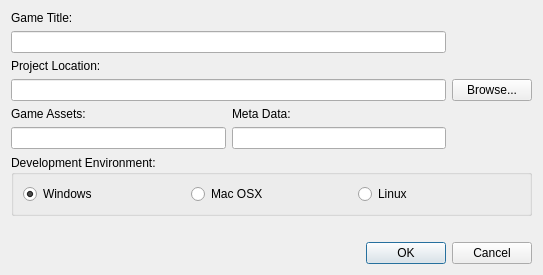
First picture: the form in DesignerTool/src/DlgNewProject.ui, repository GameOverture/HarmonyEngine, before the edit.
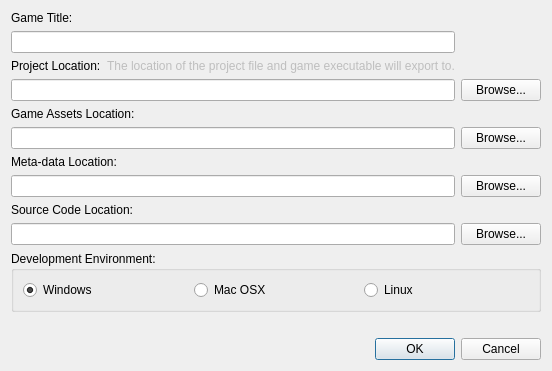
Second picture: the form after the edit.

Commit message: Gui Tool now requires that the Harmony Engine project location is specified apart of first time initialization

```diff
--- a/DesignerTool/src/DlgNewProject.ui
+++ b/DesignerTool/src/DlgNewProject.ui
@@ -7,7 +7,7 @@
     <x>0</x>
     <y>0</y>
     <width>543</width>
-    <height>260</height>
+    <height>357</height>
    </rect>
   </property>
   <property name="windowTitle">
@@ -22,37 +22,31 @@
   <layout class="QHBoxLayout" name="horizontalLayout_2">
    <item>
     <layout class="QGridLayout" name="gridLayout">
-     <item row="3" column="0">
-      <widget class="QLineEdit" name="txtGameLocation">
+     <item row="4" column="0">
+      <widget class="QLabel" name="label">
        <property name="text">
-        <string/>
+        <string>Game Assets Location:</string>
        </property>
       </widget>
      </item>
-     <item row="7" column="0" colspan="2">
-      <widget class="QDialogButtonBox" name="buttonBox">
-       <property name="orientation">
-        <enum>Qt::Horizontal</enum>
+     <item row="0" column="0">
+      <widget class="QLabel" name="lblGameTitle">
+       <property name="text">
+        <string>Game Title:</string>
        </property>
-       <property name="standardButtons">
-        <set>QDialogButtonBox::Cancel|QDialogButtonBox::Ok</set>
-       </property>
       </widget>
      </item>
-     <item row="6" column="0" colspan="2">
-      <widget class="QLabel" name="lblError">
+     <item row="1" column="0">
+      <widget class="QLineEdit" name="txtGameTitle"/>
+     </item>
+     <item row="3" column="1">
+      <widget class="QPushButton" name="btnBrowse">
        <property name="text">
-        <string/>
+        <string>Browse...</string>
        </property>
-       <property name="textFormat">
-        <enum>Qt::AutoText</enum>
-       </property>
-       <property name="alignment">
-        <set>Qt::AlignRight|Qt::AlignTrailing|Qt::AlignVCenter</set>
-       </property>
       </widget>
      </item>
-     <item row="5" column="0" colspan="2">
+     <item row="10" column="0" colspan="2">
       <widget class="QGroupBox" name="groupBox">
        <property name="title">
         <string>Development Environment:</string>
@@ -89,52 +83,99 @@
        </layout>
       </widget>
      </item>
-     <item row="3" column="1">
-      <widget class="QPushButton" name="btnBrowse">
+     <item row="11" column="0" colspan="2">
+      <widget class="QLabel" name="lblError">
+       <property name="text">
+        <string/>
+       </property>
+       <property name="textFormat">
+        <enum>Qt::AutoText</enum>
+       </property>
+       <property name="alignment">
+        <set>Qt::AlignRight|Qt::AlignTrailing|Qt::AlignVCenter</set>
+       </property>
+      </widget>
+     </item>
+     <item row="12" column="0" colspan="2">
+      <widget class="QDialogButtonBox" name="buttonBox">
+       <property name="orientation">
+        <enum>Qt::Horizontal</enum>
+       </property>
+       <property name="standardButtons">
+        <set>QDialogButtonBox::Cancel|QDialogButtonBox::Ok</set>
+       </property>
+      </widget>
+     </item>
+     <item row="3" column="0">
+      <widget class="QLineEdit" name="txtGameLocation">
+       <property name="text">
+        <string/>
+       </property>
+      </widget>
+     </item>
+     <item row="8" column="0">
+      <widget class="QLabel" name="label_3">
+       <property name="text">
+        <string>Source Code Location:</string>
+       </property>
+      </widget>
+     </item>
+     <item row="5" column="0">
+      <widget class="QLineEdit" name="lineEdit"/>
+     </item>
+     <item row="5" column="1">
+      <widget class="QPushButton" name="btnBrowse_2">
+       <property name="text">
+        <string>Browse...</string>
+       </property>
+      </widget>
+     </item>
+     <item row="6" column="0">
+      <widget class="QLabel" name="label_2">
+       <property name="text">
+        <string>Meta-data Location:</string>
+       </property>
+      </widget>
+     </item>
+     <item row="7" column="0">
+      <widget class="QLineEdit" name="lineEdit_2"/>
+     </item>
+     <item row="7" column="1">
+      <widget class="QPushButton" name="btnBrowse_3">
+       <property name="text">
+        <string>Browse...</string>
+       </property>
+      </widget>
+     </item>
+     <item row="9" column="0">
+      <widget class="QLineEdit" name="lineEdit_3"/>
+     </item>
+     <item row="9" column="1">
+      <widget class="QPushButton" name="btnBrowse_4">
        <property name="text">
         <string>Browse...</string>
        </property>
       </widget>
      </item>
      <item row="2" column="0">
-      <widget class="QLabel" name="lblWorkspaceLocation">
-       <property name="text">
-        <string>Project Location:</string>
-       </property>
-      </widget>
-     </item>
-     <item row="1" column="0">
-      <widget class="QLineEdit" name="txtGameTitle"/>
-     </item>
-     <item row="0" column="0">
-      <widget class="QLabel" name="lblGameTitle">
-       <property name="text">
-        <string>Game Title:</string>
-       </property>
-      </widget>
-     </item>
-     <item row="4" column="0">
-      <layout class="QGridLayout" name="gridLayout_2">
-       <item row="1" column="0">
-        <widget class="QLineEdit" name="lineEdit"/>
-       </item>
-       <item row="0" column="0">
-        <widget class="QLabel" name="label">
+      <layout class="QHBoxLayout" name="horizontalLayout_3">
+       <item>
+        <widget class="QLabel" name="lblWorkspaceLocation">
          <property name="text">
-          <string>Game Assets:</string>
+          <string>Project Location:</string>
          </property>
         </widget>
        </item>
-       <item row="0" column="1">
-        <widget class="QLabel" name="label_2">
+       <item>
+        <widget class="QLabel" name="label_4">
+         <property name="enabled">
+          <bool>false</bool>
+         </property>
          <property name="text">
-          <string>Meta Data:</string>
+          <string>The location of the project file and game executable will export to.</string>
          </property>
         </widget>
        </item>
-       <item row="1" column="1">
-        <widget class="QLineEdit" name="lineEdit_2"/>
-       </item>
       </layout>
      </item>
     </layout>
```
The commit also changes 8 other files.
